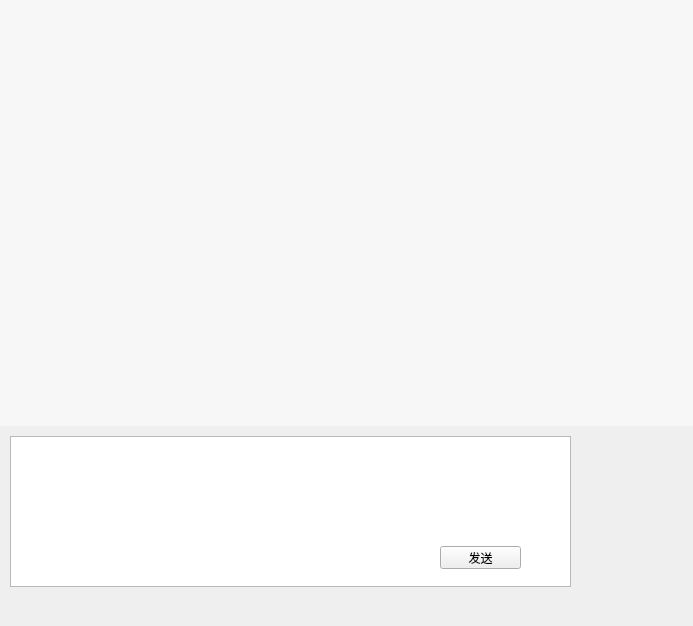
This is bin/Demo_MessageChat_Qt-master/mainwindow.ui in Alanxtl/QT-myChat as Qt 5 draws it before an edit. The edited form follows.
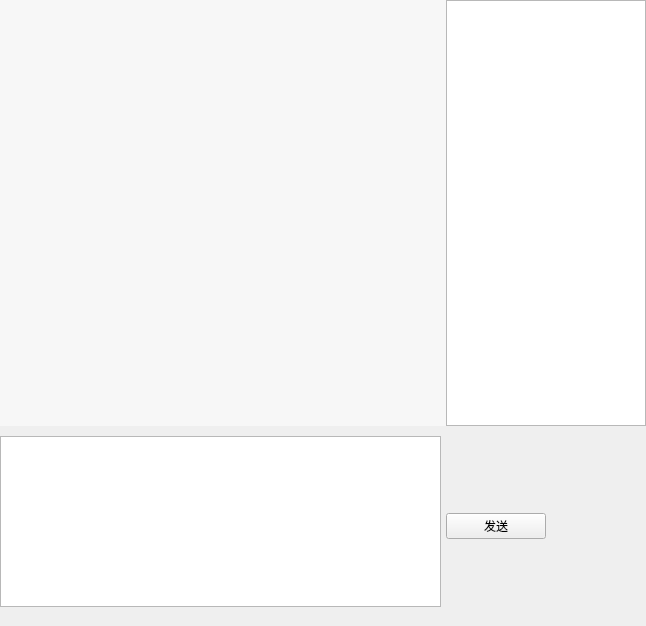
This is the edited form.

Commit message: 用户聊天界面

What changed in the file:
```diff
--- a/bin/Demo_MessageChat_Qt-master/mainwindow.ui
+++ b/bin/Demo_MessageChat_Qt-master/mainwindow.ui
@@ -6,7 +6,7 @@
    <rect>
     <x>0</x>
     <y>0</y>
-    <width>693</width>
+    <width>646</width>
     <height>626</height>
    </rect>
   </property>
@@ -30,7 +30,39 @@
     <property name="spacing">
      <number>0</number>
     </property>
-    <item row="0" column="0" colspan="2">
+    <item row="4" column="0" colspan="2">
+     <widget class="QWidget" name="widget" native="true">
+      <property name="minimumSize">
+       <size>
+        <width>0</width>
+        <height>200</height>
+       </size>
+      </property>
+      <property name="maximumSize">
+       <size>
+        <width>16777215</width>
+        <height>200</height>
+       </size>
+      </property>
+      <widget class="QTextEdit" name="textEdit">
+       <property name="geometry">
+        <rect>
+         <x>0</x>
+         <y>10</y>
+         <width>441</width>
+         <height>171</height>
+        </rect>
+       </property>
+       <property name="sizePolicy">
+        <sizepolicy hsizetype="Expanding" vsizetype="Preferred">
+         <horstretch>0</horstretch>
+         <verstretch>0</verstretch>
+        </sizepolicy>
+       </property>
+      </widget>
+     </widget>
+    </item>
+    <item row="1" column="0" colspan="2">
      <widget class="QListWidget" name="listWidget">
       <property name="sizePolicy">
        <sizepolicy hsizetype="Expanding" vsizetype="Preferred">
@@ -57,49 +89,27 @@
       </property>
      </widget>
     </item>
-    <item row="1" column="0" colspan="2">
-     <widget class="QWidget" name="widget" native="true">
-      <property name="minimumSize">
+    <item row="1" column="2">
+     <widget class="QTableWidget" name="tableWidget">
+      <property name="maximumSize">
        <size>
-        <width>0</width>
-        <height>200</height>
+        <width>200</width>
+        <height>16777215</height>
        </size>
       </property>
+     </widget>
+    </item>
+    <item row="4" column="2">
+     <widget class="QPushButton" name="pushButton">
       <property name="maximumSize">
        <size>
-        <width>16777215</width>
-        <height>200</height>
+        <width>100</width>
+        <height>16777215</height>
        </size>
       </property>
-      <widget class="QTextEdit" name="textEdit">
-       <property name="geometry">
-        <rect>
-         <x>10</x>
-         <y>10</y>
-         <width>561</width>
-         <height>151</height>
-        </rect>
-       </property>
-       <property name="sizePolicy">
-        <sizepolicy hsizetype="Expanding" vsizetype="Preferred">
-         <horstretch>0</horstretch>
-         <verstretch>0</verstretch>
-        </sizepolicy>
-       </property>
-      </widget>
-      <widget class="QPushButton" name="pushButton">
-       <property name="geometry">
-        <rect>
-         <x>440</x>
-         <y>120</y>
-         <width>81</width>
-         <height>23</height>
-        </rect>
-       </property>
-       <property name="text">
-        <string>发送</string>
-       </property>
-      </widget>
+      <property name="text">
+       <string>发送</string>
+      </property>
      </widget>
     </item>
    </layout>
```
The commit also changes 1 other file.
